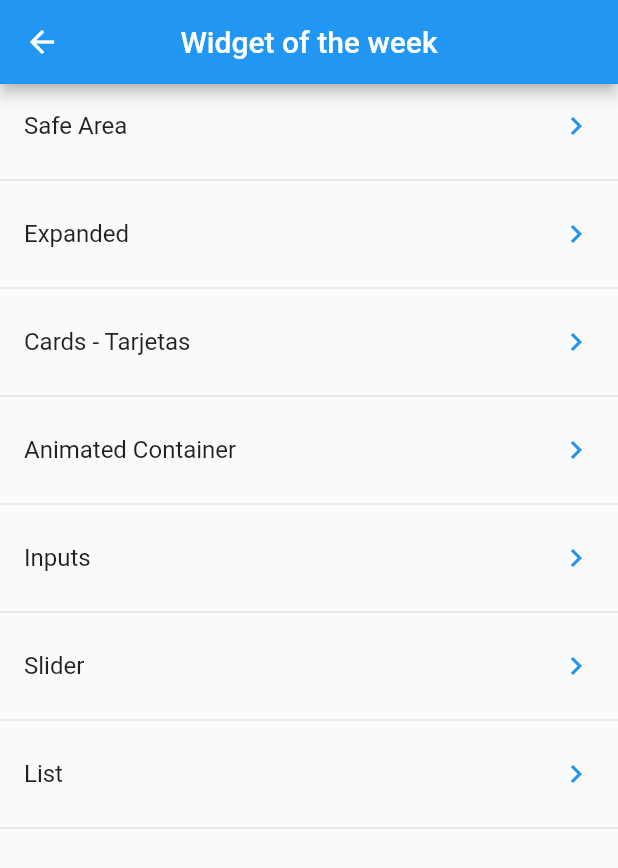
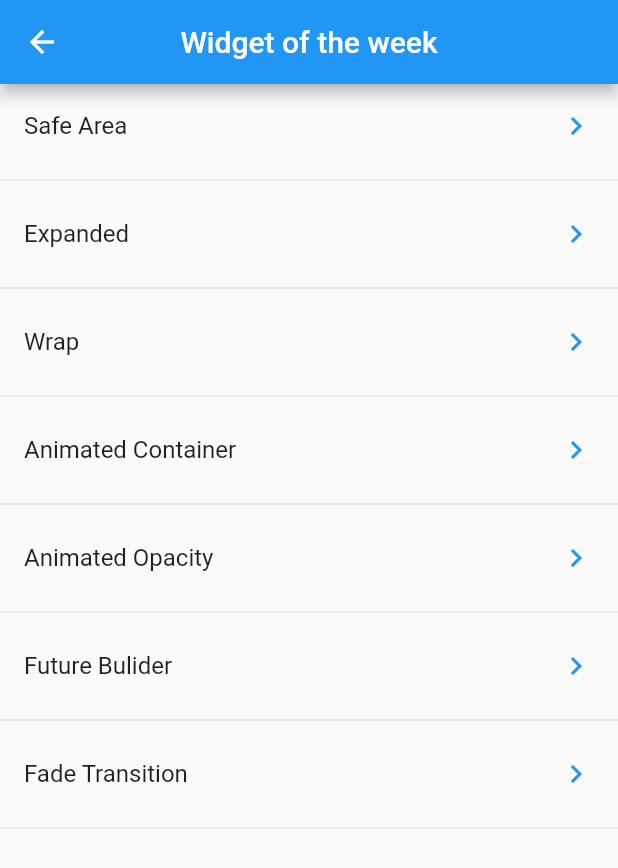
Before and after one commit to VictorVHTI/firstAppFlutter, a Flutter app: the WidgetOfTheWeekPage screen opened by its route, on a phone screen of 412 x 824 dp. Shown: the top 868 px of the screen. Run offline on Flutter 3.47's test engine with Material 2 defaults, Android fonts, the light colour scheme and no system bars; network calls fail.

Commit message:
opacity and wrap

```diff
--- a/data/widgetOfTheWeek.json
+++ b/data/widgetOfTheWeek.json
@@ -9,24 +9,24 @@
             "title": "Expanded"
         },
         {
-            "route" : "card",
-            "title": "Cards - Tarjetas"
+            "route" : "wrap",
+            "title": "Wrap"
         },
         {
-            "route" : "animated",
+            "route" : "animatedContainer",
             "title": "Animated Container"
         },
         {
-            "route" : "inputs",
-            "title": "Inputs"
+            "route" : "animatedOpacity",
+            "title": "Animated Opacity"
         },
         {
-            "route" : "slider",
-            "title": "Slider"
+            "route" : "futureBulider",
+            "title": "Future Bulider"
         },
         {
-            "route" : "list",
-            "title": "List"
+            "route" : "fadeTransition",
+            "title": "Fade Transition"
         }
     ]
 }
--- a/lib/src/routes/routes.dart
+++ b/lib/src/routes/routes.dart
@@ -9,7 +9,9 @@ import 'package:example_flutter/src/screens/components/pages/list_page.dart';
 import 'package:example_flutter/src/screens/components/pages/slider_page.dart';
 import 'package:example_flutter/src/screens/counter/counter.dart';
 import 'package:example_flutter/src/screens/widget_of_the_week/pages/expanded.dart';
+import 'package:example_flutter/src/screens/widget_of_the_week/pages/opacity.dart';
 import 'package:example_flutter/src/screens/widget_of_the_week/pages/safeArea.dart';
+import 'package:example_flutter/src/screens/widget_of_the_week/pages/wrap.dart';
 import 'package:example_flutter/src/screens/widget_of_the_week/widgets_index.dart';
 import 'package:flutter/material.dart';
 
@@ -25,9 +27,12 @@ Map<String, WidgetBuilder> getAplicationRoutes() {
     '/components/inputs': (BuildContext contex) => InputsPage(),
     '/components/slider': (BuildContext contex) => SliderPage(),
     '/components/list': (BuildContext contex) => ListPage(),
-    '/widget': (BuildContext contex) => WidgetOfTheWeekPage(title: "Widget of the week"),
+    '/widget': (BuildContext contex) =>
+        WidgetOfTheWeekPage(title: "Widget of the week"),
     '/widget/safeArea': (BuildContext contex) => MySafeArea(),
     '/widget/expanded': (BuildContext contex) => MyExpanded(),
-
+    '/widget/wrap': (BuildContext contex) => MyWrap(),
+    '/widget/animatedContainer': (BuildContext contex) => AnimatedPage(),
+    '/widget/animatedOpacity': (BuildContext contex) => MyOpacity(),
   };
 }
```
Also changed, not shown: lib/src/screens/widget_of_the_week/pages/expanded.dart (+15 -3 lines), lib/src/screens/widget_of_the_week/pages/opacity.dart (added, +72 -0 lines), lib/src/screens/widget_of_the_week/pages/wrap.dart (added, +46 -0 lines), pubspec.lock.
